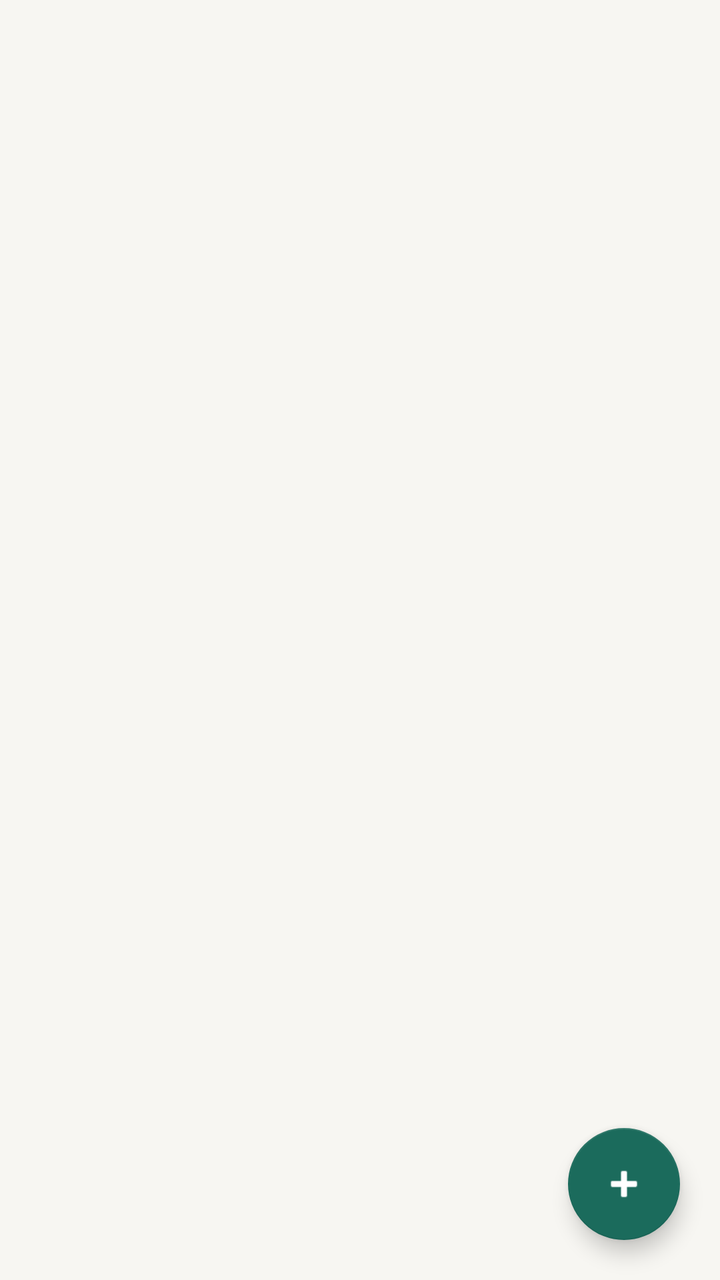
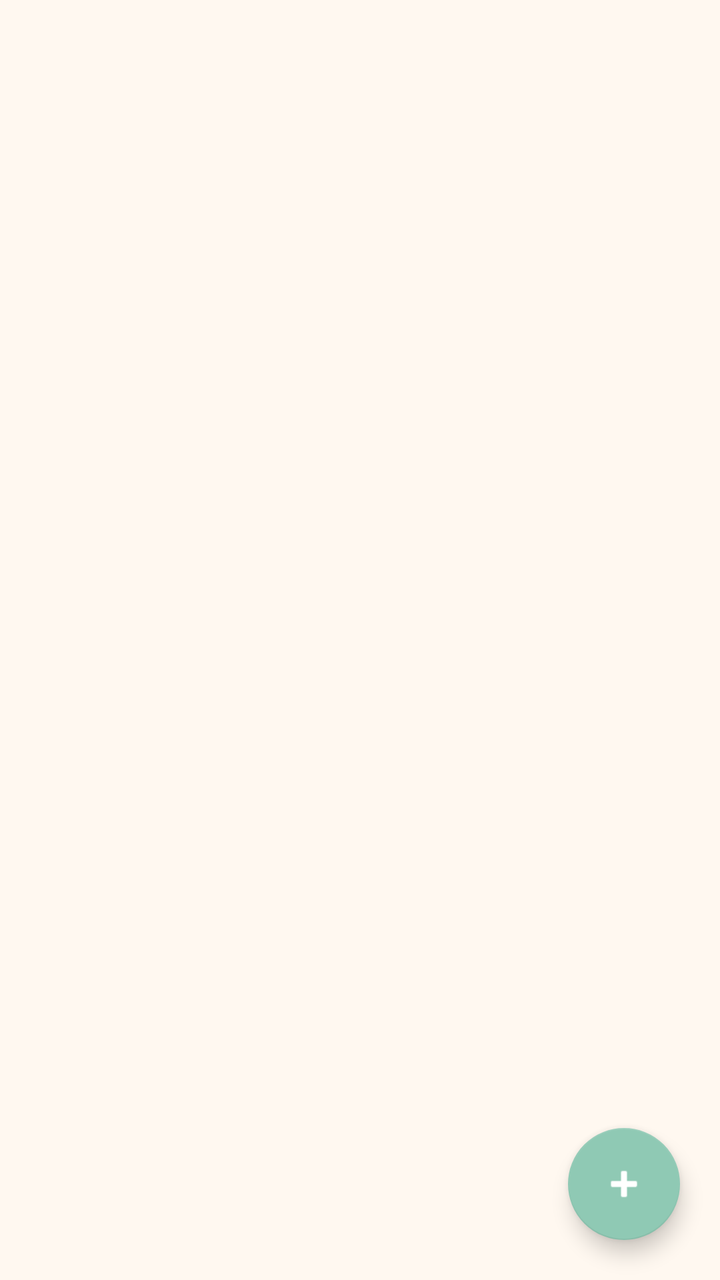

The first picture is an Android layout as it rendered before a commit; the second is the same layout after the commit. The layout source and the unified diff follow.
<!-- AndroidManifest.xml: application theme Theme.Ledger -->
<!-- res/layout/activity_manager_list.xml -->
<?xml version="1.0" encoding="utf-8"?>
<androidx.coordinatorlayout.widget.CoordinatorLayout xmlns:android="http://schemas.android.com/apk/res/android"
    xmlns:app="http://schemas.android.com/apk/res-auto"
    android:layout_width="match_parent"
    android:layout_height="match_parent"
    android:background="@color/surface_background">

    <LinearLayout
        android:layout_width="match_parent"
        android:layout_height="match_parent"
        android:orientation="vertical">

        <com.google.android.material.appbar.MaterialToolbar
            android:id="@+id/toolbar"
            android:layout_width="match_parent"
            android:layout_height="?attr/actionBarSize"
            android:backgroundTint="@color/brand_primary"
            android:titleTextColor="@color/white" />

        <TextView
            android:id="@+id/textSubtitle"
            android:layout_width="match_parent"
            android:layout_height="wrap_content"
            android:paddingHorizontal="16dp"
            android:paddingTop="12dp"
            android:textColor="@color/text_secondary" />

        <TextView
            android:id="@+id/textEmpty"
            android:layout_width="match_parent"
            android:layout_height="wrap_content"
            android:layout_marginTop="32dp"
            android:gravity="center"
            android:textColor="@color/text_secondary"
            android:visibility="gone" />

        <androidx.recyclerview.widget.RecyclerView
            android:id="@+id/recyclerView"
            android:layout_width="match_parent"
            android:layout_height="0dp"
            android:layout_weight="1"
            android:padding="16dp" />
    </LinearLayout>

    <com.google.android.material.floatingactionbutton.FloatingActionButton
        android:id="@+id/fabAdd"
        android:layout_width="wrap_content"
        android:layout_height="wrap_content"
        android:layout_gravity="bottom|end"
        android:layout_margin="20dp"
        android:src="@android:drawable/ic_input_add"
        app:backgroundTint="@color/brand_primary"
        app:tint="@color/white" />

</androidx.coordinatorlayout.widget.CoordinatorLayout>
<!-- resources referenced by this layout -->
<resources>
  <color name="brand_primary">#1B6B5C</color>
  <color name="surface_background">#F7F6F2</color>
  <color name="text_secondary">#52606D</color>
  <color name="white">#FFFFFFFF</color>
  <style name="Theme.Ledger" parent="Theme.MaterialComponents.DayNight.NoActionBar">
          <item name="colorPrimary">@color/brand_primary</item>
          <item name="colorPrimaryVariant">@color/brand_primary_dark</item>
          <item name="colorOnPrimary">@color/white</item>
          <item name="colorSecondary">@color/brand_secondary</item>
          <item name="colorSecondaryVariant">@color/brand_secondary</item>
          <item name="colorOnSecondary">@color/black</item>
          <item name="android:statusBarColor">?attr/colorPrimaryVariant</item>
          <item name="android:windowBackground">@color/surface_background</item>
          <item name="android:navigationBarColor">@color/surface_card</item>
          <item name="materialCardViewStyle">@style/Widget.Ledger.Card</item>
      </style>
  <color name="brand_primary_dark">#124D42</color>
  <color name="brand_secondary">#F2C14E</color>
  <color name="black">#FF000000</color>
  <color name="surface_card">#FFFFFFFF</color>
  <style name="Widget.Ledger.Card" parent="Widget.MaterialComponents.CardView">
          <item name="cardBackgroundColor">@color/surface_card</item>
          <item name="cardCornerRadius">16dp</item>
          <item name="cardUseCompatPadding">true</item>
      </style>
</resources>

<!-- the commit's change to res/layout/activity_manager_list.xml (unified diff, before → after) -->
@@ -14,8 +14,9 @@
             android:id="@+id/toolbar"
             android:layout_width="match_parent"
             android:layout_height="?attr/actionBarSize"
-            android:backgroundTint="@color/brand_primary"
-            android:titleTextColor="@color/white" />
+            android:backgroundTint="@color/surface_background"
+            app:navigationIconTint="@color/toolbar_icon"
+            android:titleTextColor="@color/text_primary" />
 
         <TextView
             android:id="@+id/textSubtitle"
<!-- resource entries referenced after the edit -->
@@ -1,25 +1,29 @@
 <!-- resources referenced by this layout -->
 <resources>
-  <color name="brand_primary">#1B6B5C</color>
-  <color name="surface_background">#F7F6F2</color>
-  <color name="text_secondary">#52606D</color>
+  <color name="brand_primary">#8FC9B4</color>
+  <color name="surface_background">#FFF8F0</color>
+  <color name="text_primary">#594A43</color>
+  <color name="text_secondary">#857168</color>
+  <color name="toolbar_icon">#6C5C55</color>
   <color name="white">#FFFFFFFF</color>
   <style name="Theme.Ledger" parent="Theme.MaterialComponents.DayNight.NoActionBar">
           <item name="colorPrimary">@color/brand_primary</item>
           <item name="colorPrimaryVariant">@color/brand_primary_dark</item>
-          <item name="colorOnPrimary">@color/white</item>
+          <item name="colorOnPrimary">@color/text_inverse</item>
           <item name="colorSecondary">@color/brand_secondary</item>
           <item name="colorSecondaryVariant">@color/brand_secondary</item>
-          <item name="colorOnSecondary">@color/black</item>
+          <item name="colorOnSecondary">@color/text_primary</item>
           <item name="android:statusBarColor">?attr/colorPrimaryVariant</item>
           <item name="android:windowBackground">@color/surface_background</item>
           <item name="android:navigationBarColor">@color/surface_card</item>
           <item name="materialCardViewStyle">@style/Widget.Ledger.Card</item>
+          <item name="android:textColorPrimary">@color/text_primary</item>
+          <item name="android:textColorSecondary">@color/text_secondary</item>
       </style>
-  <color name="brand_primary_dark">#124D42</color>
-  <color name="brand_secondary">#F2C14E</color>
-  <color name="black">#FF000000</color>
-  <color name="surface_card">#FFFFFFFF</color>
+  <color name="brand_primary_dark">#78B59E</color>
+  <color name="text_inverse">#FFFFFFFF</color>
+  <color name="brand_secondary">#F1D79A</color>
+  <color name="surface_card">#FFFDF9</color>
   <style name="Widget.Ledger.Card" parent="Widget.MaterialComponents.CardView">
           <item name="cardBackgroundColor">@color/surface_card</item>
           <item name="cardCornerRadius">16dp</item>
